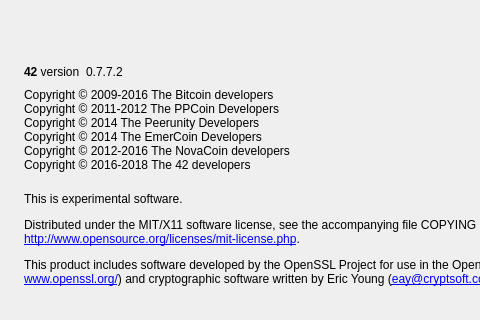
Qt form src/qt/forms/aboutdialog.ui (42-coin/42) before a commit; both pictures show x 0 to 480 and y 0 to 320 of the 640 by 416 pixel window.
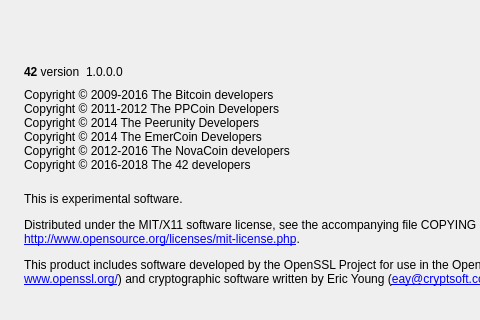
The same form after that commit. Icons and pictures are not drawn.

Commit message:
Version Bump Correction
Version Bump Corrected

```diff
--- a/src/qt/forms/aboutdialog.ui
+++ b/src/qt/forms/aboutdialog.ui
@@ -66,7 +66,7 @@
           <cursorShape>IBeamCursor</cursorShape>
          </property>
          <property name="text">
-          <string notr="true">0.7.7.2</string>
+          <string notr="true">1.0.0.0</string>
          </property>
          <property name="textInteractionFlags">
           <set>Qt::LinksAccessibleByMouse|Qt::TextSelectableByKeyboard|Qt::TextSelectableByMouse</set>
```
The commit also changes 2 other files.
